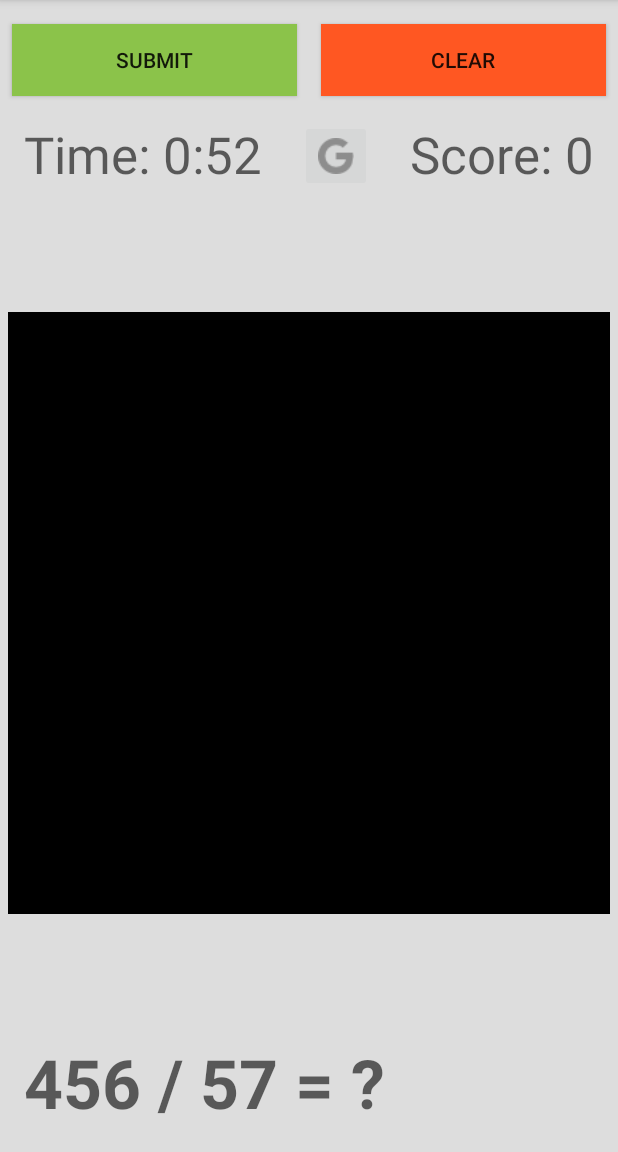
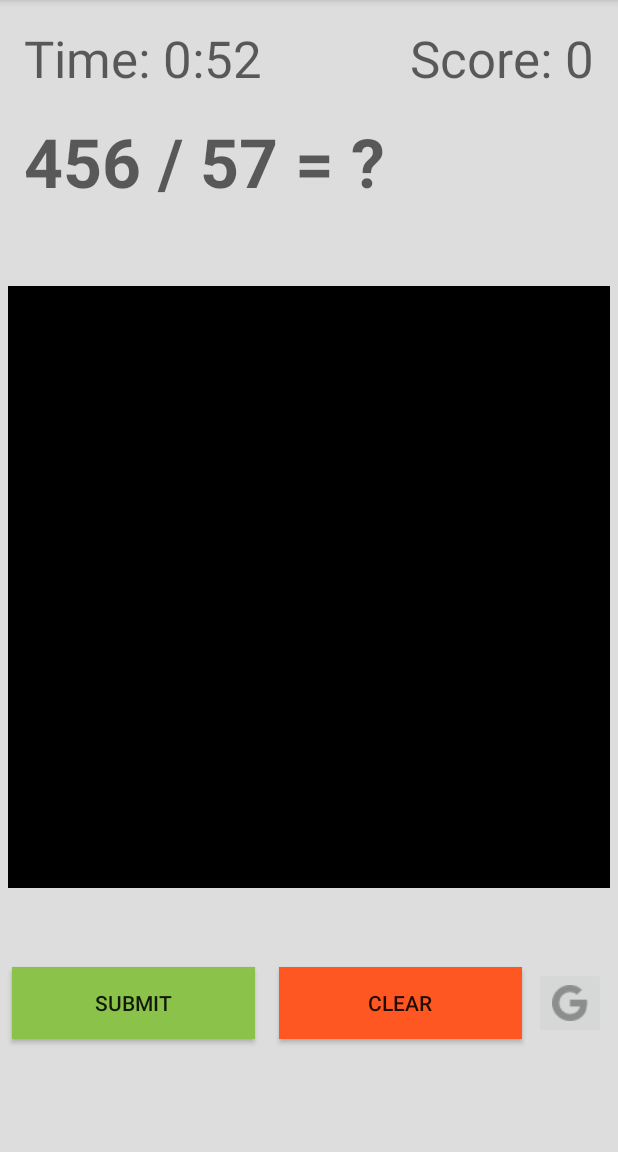
Before and after one commit to Abhiek187/MiniBrainAge, an Android app: the screen it shows after launch (MainActivity), on a phone screen of 412 x 824 dp, the part 84-1236 px from its top. Run offline under Robolectric (Android 15) with nearby library versions, the light colour scheme and no system bars; libraries missing offline, so code that uses them is left out: org.tensorflow.lite; network calls fail.

Commit message:
Move the buttons to the bottom and the questions to the top

```diff
--- a/app/src/main/java/com/abhi/minibrainage/MainActivity.kt
+++ b/app/src/main/java/com/abhi/minibrainage/MainActivity.kt
@@ -103,14 +103,14 @@ class MainActivity : AppCompatActivity() {
         constraintSet.connect(
             canvasView.id,
             ConstraintSet.TOP,
-            textViewTimer.id,
+            textViewMath.id,
             ConstraintSet.BOTTOM,
             8
         )
         constraintSet.connect(
             canvasView.id,
             ConstraintSet.BOTTOM,
-            textViewMath.id,
+            buttonSubmit.id,
             ConstraintSet.TOP,
             8
         )
--- a/app/src/main/res/layout/activity_main.xml
+++ b/app/src/main/res/layout/activity_main.xml
@@ -8,31 +8,6 @@
     android:background="#DDD"
     tools:context=".MainActivity">
 
-    <Button
-        android:id="@+id/buttonSubmit"
-        android:layout_width="0dp"
-        android:layout_height="wrap_content"
-        android:layout_marginStart="8dp"
-        android:layout_marginTop="16dp"
-        android:layout_marginEnd="8dp"
-        android:background="#8BC34A"
-        android:text="@string/button_submit"
-        app:layout_constraintEnd_toStartOf="@+id/buttonClear"
-        app:layout_constraintStart_toStartOf="parent"
-        app:layout_constraintTop_toTopOf="parent" />
-
-    <Button
-        android:id="@+id/buttonClear"
-        android:layout_width="0dp"
-        android:layout_height="wrap_content"
-        android:layout_marginStart="8dp"
-        android:layout_marginEnd="8dp"
-        android:background="#FF5722"
-        android:text="@string/button_clear"
-        app:layout_constraintBaseline_toBaselineOf="@+id/buttonSubmit"
-        app:layout_constraintEnd_toEndOf="parent"
-        app:layout_constraintStart_toEndOf="@+id/buttonSubmit" />
-
     <TextView
         android:id="@+id/textViewTimer"
         android:layout_width="wrap_content"
@@ -41,22 +16,8 @@
         android:layout_marginTop="16dp"
         android:textAppearance="@style/TextAppearance.AppCompat.Display1"
         app:layout_constraintStart_toStartOf="parent"
-        app:layout_constraintTop_toBottomOf="@+id/buttonSubmit"
+        app:layout_constraintTop_toTopOf="parent"
         tools:text="Time: 1:00" />
-
-    <ImageButton
-        android:id="@+id/imageButtonGoogle"
-        android:layout_width="wrap_content"
-        android:layout_height="wrap_content"
-        android:layout_marginTop="16dp"
-        android:contentDescription="@string/sign_in"
-        android:minWidth="48dp"
-        android:minHeight="48dp"
-        android:scaleType="fitCenter"
-        app:layout_constraintEnd_toStartOf="@+id/textViewScore"
-        app:layout_constraintStart_toEndOf="@+id/textViewTimer"
-        app:layout_constraintTop_toBottomOf="@+id/buttonSubmit"
-        app:srcCompat="@drawable/googleg_disabled_color_18" />
 
     <TextView
         android:id="@+id/textViewScore"
@@ -73,23 +34,62 @@
         android:layout_width="wrap_content"
         android:layout_height="wrap_content"
         android:layout_marginStart="16dp"
-        android:layout_marginBottom="16dp"
+        android:layout_marginTop="16dp"
         android:textAppearance="@style/TextAppearance.AppCompat.Display2"
         android:textStyle="bold"
-        app:layout_constraintBottom_toBottomOf="parent"
         app:layout_constraintStart_toStartOf="parent"
+        app:layout_constraintTop_toBottomOf="@+id/textViewTimer"
         tools:text="72 / 9 = ?" />
 
     <ImageView
         android:id="@+id/imageViewCheck"
         android:layout_width="60dp"
         android:layout_height="60dp"
+        android:layout_marginTop="16dp"
         android:layout_marginEnd="16dp"
-        android:layout_marginBottom="16dp"
         android:contentDescription="@string/correct"
         android:visibility="invisible"
+        app:layout_constraintEnd_toEndOf="parent"
+        app:layout_constraintTop_toBottomOf="@+id/textViewScore"
+        app:srcCompat="@android:drawable/checkbox_on_background" />
+
+    <Button
+        android:id="@+id/buttonSubmit"
+        android:layout_width="0dp"
+        android:layout_height="wrap_content"
+        android:layout_marginStart="8dp"
+        android:layout_marginEnd="8dp"
+        android:layout_marginBottom="75dp"
+        android:background="#8BC34A"
+        android:text="@string/button_submit"
+        app:layout_constraintBottom_toBottomOf="parent"
+        app:layout_constraintEnd_toStartOf="@+id/buttonClear"
+        app:layout_constraintStart_toStartOf="parent" />
+
+    <Button
+        android:id="@+id/buttonClear"
+        android:layout_width="0dp"
+        android:layout_height="wrap_content"
+        android:layout_marginStart="8dp"
+        android:layout_marginEnd="8dp"
+        android:background="#FF5722"
+        android:text="@string/button_clear"
+        app:layout_constraintBaseline_toBaselineOf="@+id/buttonSubmit"
+        app:layout_constraintEnd_toStartOf="@+id/imageButtonGoogle"
+        app:layout_constraintStart_toEndOf="@+id/buttonSubmit" />
+
+    <ImageButton
+        android:id="@+id/imageButtonGoogle"
+        android:layout_width="wrap_content"
+        android:layout_height="wrap_content"
+        android:layout_marginEnd="8dp"
+        android:layout_marginBottom="75dp"
+        android:contentDescription="@string/sign_in"
+        android:minWidth="48dp"
+        android:minHeight="48dp"
+        android:scaleType="fitCenter"
         app:layout_constraintBottom_toBottomOf="parent"
         app:layout_constraintEnd_toEndOf="parent"
-        app:srcCompat="@android:drawable/checkbox_on_background" />
+        app:srcCompat="@drawable/googleg_disabled_color_18" />
 
 </androidx.constraintlayout.widget.ConstraintLayout>
```
